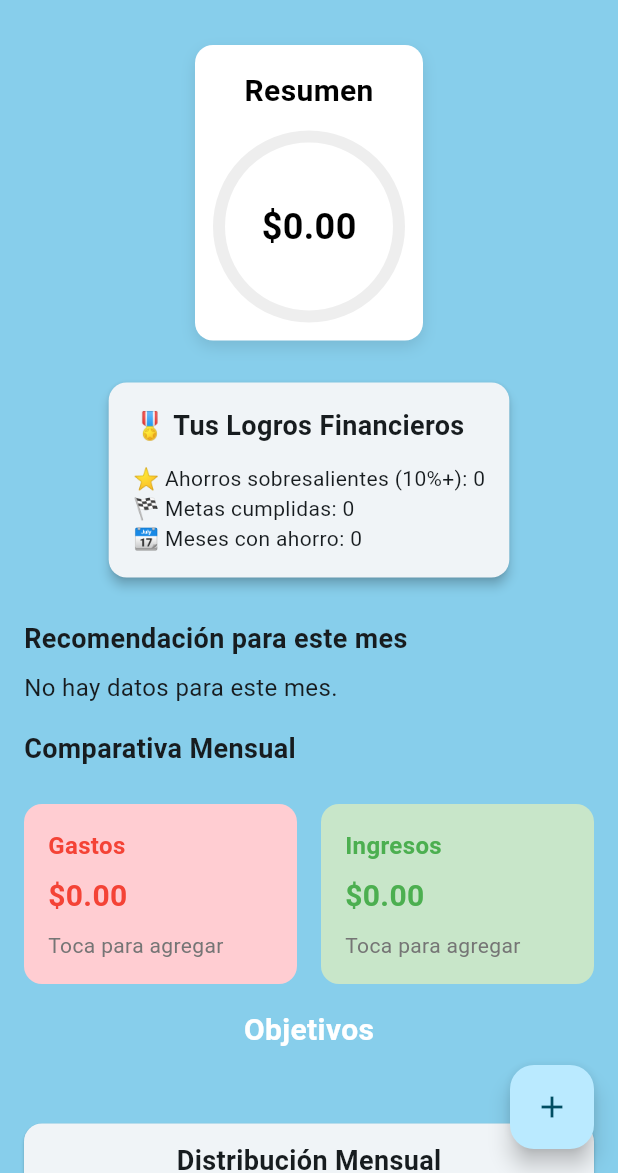
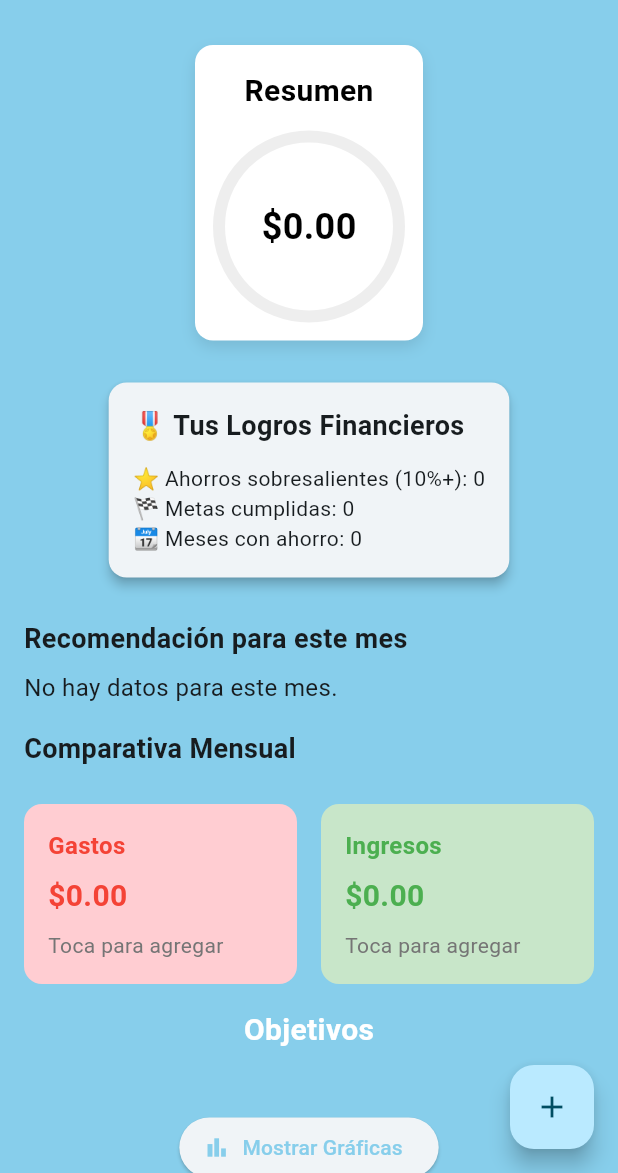
Before and after one commit to JimboZelg/AppSpendee, a Flutter app: the screen it shows after launch, on a phone screen of 412 x 824 dp, the part 63-1236 px from its top. Run offline on Flutter 3.47's test engine with Material 3 defaults, Android fonts, the phone set to English and light mode, and no system bars; our stand-ins replace fl_chart, hive_ce, hive_ce_flutter, pdf; accounts and stored records are empty.

Commit message:
Gráficas listas

```diff
--- a/lib/screens/home_screen.dart
+++ b/lib/screens/home_screen.dart
@@ -15,8 +15,15 @@ import '../widgets/achievements_widget.dart';
 import '../widgets/mascot_advice_dialog.dart';
 import 'history_screen.dart';
 
-class HomeScreen extends StatelessWidget {
+class HomeScreen extends StatefulWidget {
   const HomeScreen({super.key});
+
+  @override
+  State<HomeScreen> createState() => _HomeScreenState();
+}
+
+class _HomeScreenState extends State<HomeScreen> {
+  bool showCharts = false; // Estado para mostrar/ocultar gráficas
 
   void _showAddGoalDialog(BuildContext context) {
     final nameController = TextEditingController();
@@ -146,17 +153,16 @@ class HomeScreen extends StatelessWidget {
               },
             ),
             ListTile(
-  leading: Icon(Icons.school),
-  title: Text('Aprendizaje'),
+              leading: const Icon(Icons.school),
+              title: const Text('Aprendizaje'),
               onTap: () {
                 Navigator.pop(context);
                 Navigator.push(
                   context,
-      MaterialPageRoute(builder: (_) => LearningScreen()),
+                  MaterialPageRoute(builder: (_) => const LearningScreen()),
                 );
               },
             ),
-
           ],
         ),
       ),
@@ -174,6 +180,9 @@ class HomeScreen extends StatelessWidget {
             ),
             AchievementsWidget(),
             RecommendationsWidget(),
+
+
+
             Padding(
               padding: const EdgeInsets.symmetric(horizontal: 16.0),
               child: Row(
@@ -196,9 +205,33 @@ class HomeScreen extends StatelessWidget {
                 ],
               ),
             ),
+
             const GoalsSection(),
-            BalancePieChart(),
-            MonthlyBarChart(),
+
+            // Botón para mostrar/ocultar gráficas
+            Padding(
+              padding: const EdgeInsets.symmetric(horizontal: 16.0, vertical: 8),
+              child: Align(
+                alignment: Alignment.center,
+                child: ElevatedButton.icon(
+                  onPressed: () {
+                    setState(() {
+                      showCharts = !showCharts;
+                    });
+                  },
+                  icon: Icon(
+                    showCharts ? Icons.keyboard_arrow_up : Icons.bar_chart,
+                  ),
+                  label: Text(showCharts ? 'Ocultar Gráficas' : 'Mostrar Gráficas'),
+                ),
+              ),
+            ),
+
+            if (showCharts) ...[
+              const BalancePieChart(),
+              const MonthlyBarChart(),
+            ],
+
             FullReportButton(),
             const MascotFeedback(),
           ],
```
Lines whose indentation alone changed are shown as unchanged.
